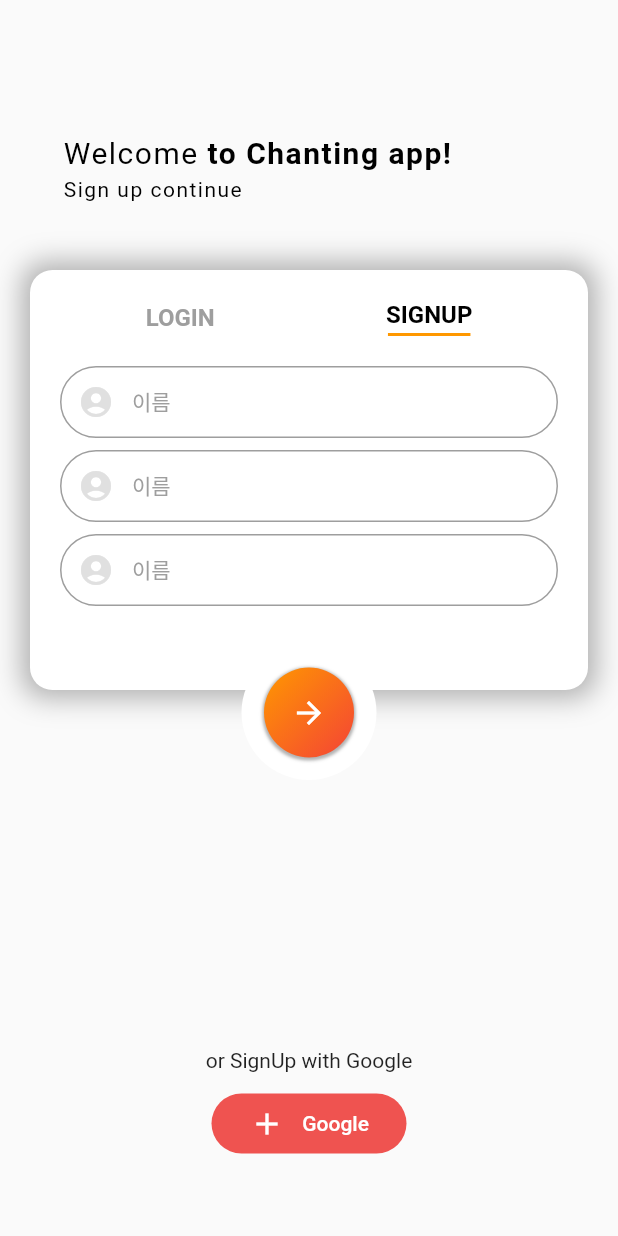
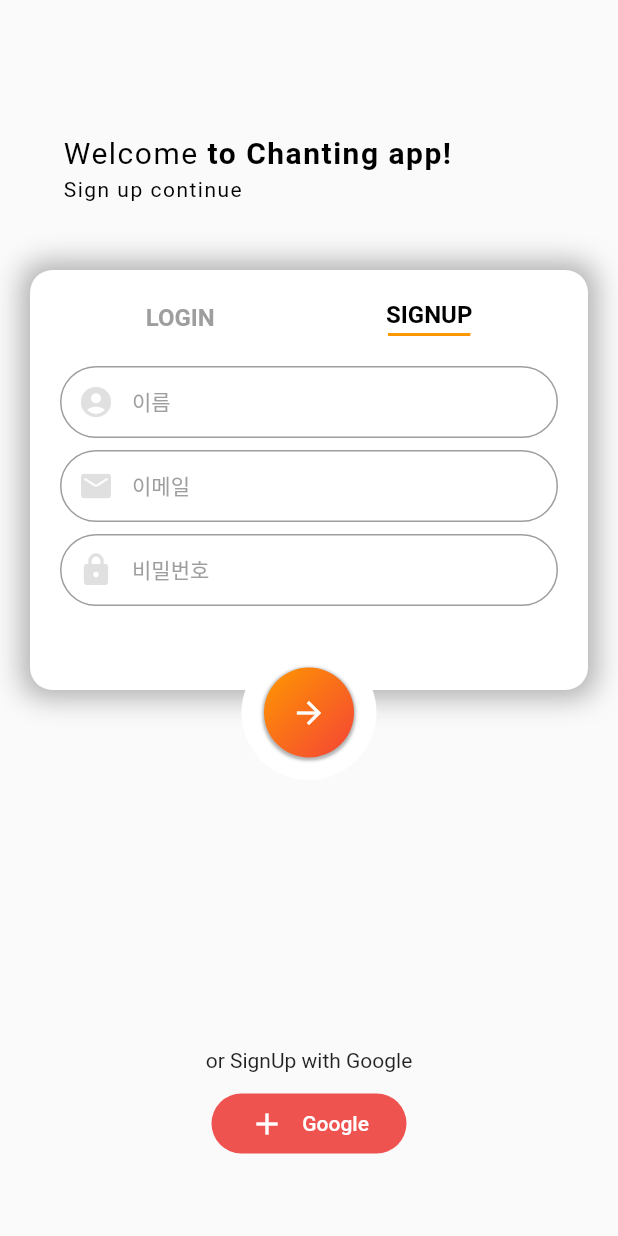
Before and after one commit to Yoochanhong/chat_app, a Flutter app: the screen it shows after launch, on a phone screen of 412 x 824 dp. Run offline on Flutter 3.47's test engine with Material 2 defaults, Android fonts, the phone set to English and light mode, and no system bars.

Commit message:
🤏 :: TextFormField hintText 수정

```diff
--- a/lib/login_screen.dart
+++ b/lib/login_screen.dart
@@ -185,7 +185,7 @@ class _LoginScreenState extends State<LoginScreen> {
                             TextFormField(
                               decoration: InputDecoration(
                                 prefixIcon: Icon(
-                                  Icons.account_circle,
+                                  Icons.mail_rounded,
                                   color: Colors.grey[300],
                                 ),
                                 enabledBorder: OutlineInputBorder(
@@ -208,7 +208,7 @@ class _LoginScreenState extends State<LoginScreen> {
                                     ),
                                   ),
                                 ),
-                                hintText: '이름',
+                                hintText: '이메일',
                                 hintStyle: TextStyle(
                                   fontSize: 14,
                                   color: Colors.grey,
@@ -222,7 +222,7 @@ class _LoginScreenState extends State<LoginScreen> {
                             TextFormField(
                               decoration: InputDecoration(
                                 prefixIcon: Icon(
-                                  Icons.account_circle,
+                                  Icons.lock,
                                   color: Colors.grey[300],
                                 ),
                                 enabledBorder: OutlineInputBorder(
@@ -245,7 +245,7 @@ class _LoginScreenState extends State<LoginScreen> {
                                     ),
                                   ),
                                 ),
-                                hintText: '이름',
+                                hintText: '비밀번호',
                                 hintStyle: TextStyle(
                                   fontSize: 14,
                                   color: Colors.grey,
@@ -266,7 +266,7 @@ class _LoginScreenState extends State<LoginScreen> {
                             TextFormField(
                               decoration: InputDecoration(
                                 prefixIcon: Icon(
-                                  Icons.account_circle,
+                                  Icons.mail_rounded,
                                   color: Colors.grey[300],
                                 ),
                                 enabledBorder: OutlineInputBorder(
@@ -289,7 +289,7 @@ class _LoginScreenState extends State<LoginScreen> {
                                     ),
                                   ),
                                 ),
-                                hintText: '이름',
+                                hintText: '이메일',
                                 hintStyle: TextStyle(
                                   fontSize: 14,
                                   color: Colors.grey,
@@ -303,7 +303,7 @@ class _LoginScreenState extends State<LoginScreen> {
                             TextFormField(
                               decoration: InputDecoration(
                                 prefixIcon: Icon(
-                                  Icons.account_circle,
+                                  Icons.lock,
                                   color: Colors.grey[300],
                                 ),
                                 enabledBorder: OutlineInputBorder(
@@ -326,7 +326,7 @@ class _LoginScreenState extends State<LoginScreen> {
                                     ),
                                   ),
                                 ),
-                                hintText: '이름',
+                                hintText: '비밀번호',
                                 hintStyle: TextStyle(
                                   fontSize: 14,
                                   color: Colors.grey,
```
